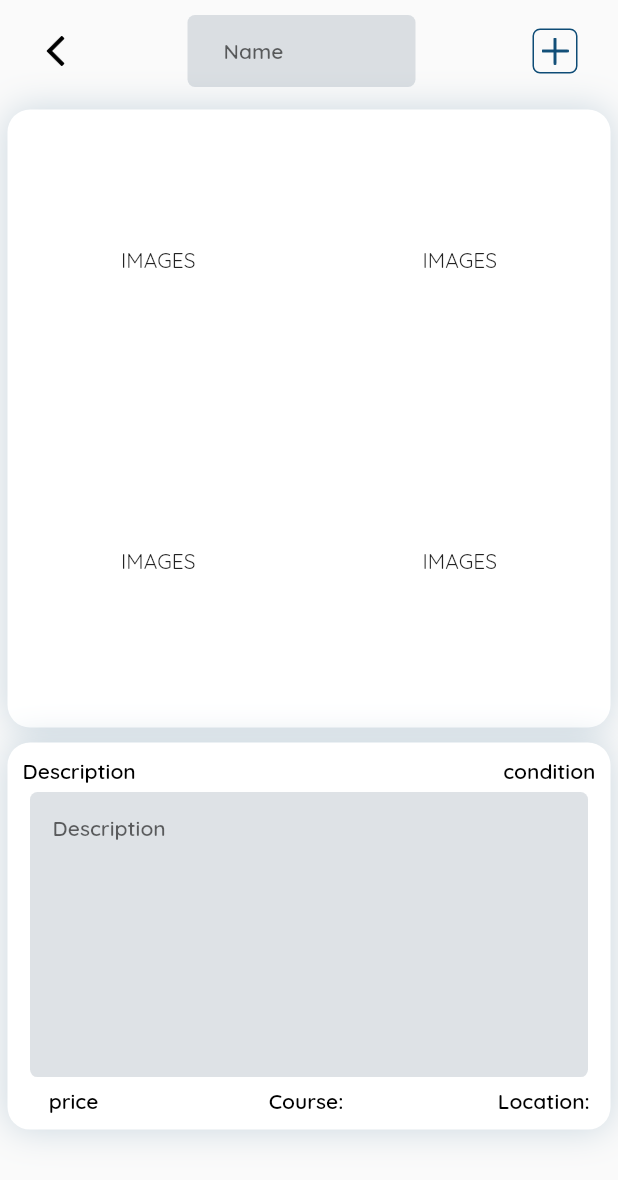
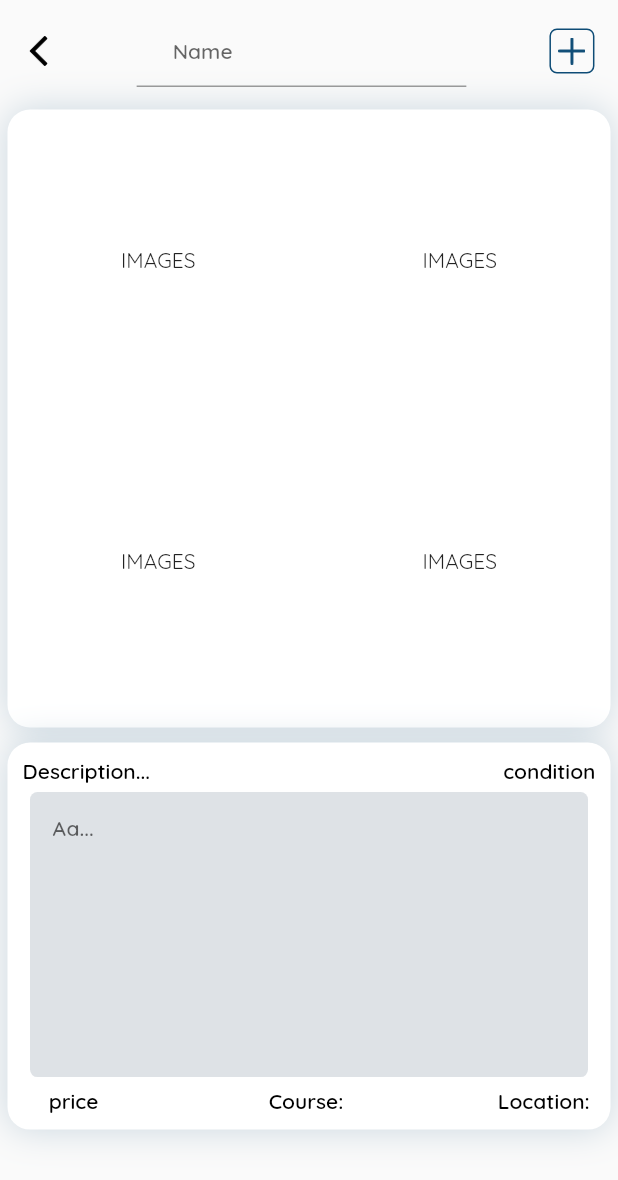
Before and after one commit to l-thatcher/Biblio, a Flutter app: the NewPostpage screen opened directly, on a phone screen of 412 x 824 dp. Shown: the top 1180 px of the screen. Run offline on Flutter 3.47's test engine with Material 2 defaults, Android fonts, the phone set to English and light mode, and no system bars; our stand-ins replace cloud_firestore, firebase_auth, firebase_core, flutter_keyboard_visibility, google_fonts, google_sign_in; missing offline and left inert: flutter_facebook_auth, twitter_login; accounts and stored records are empty; generated files the repository leaves out were written again.

Commit message:
more of the same

```diff
--- a/lib/screens/new_post_page.dart
+++ b/lib/screens/new_post_page.dart
@@ -48,8 +48,8 @@ class _NewPostpageState extends State<NewPostpage> {
                           ),
                         ),
                         Container(
-                          width: 200,
-                            child: CustomInput(text: "Name", primaryInput: true,)
+                          width: MediaQuery.of(context).size.width * 0.65,
+                            child: CustomInput(text: "Name",)
                         ),
                         Container(
                             padding: EdgeInsets.all(5),
@@ -124,7 +124,7 @@ class _NewPostpageState extends State<NewPostpage> {
                                     child: Column(
                                       crossAxisAlignment: CrossAxisAlignment.start,
                                       children: [
-                                        Text("Description", style: constants.regularText,),
+                                        Text("Description...", style: constants.regularText,),
                                         Expanded(
                                           child: Container(
                                             decoration: BoxDecoration(
@@ -145,7 +145,7 @@ class _NewPostpageState extends State<NewPostpage> {
                                               child: TextField(
                                                 decoration: InputDecoration(
                                                   border: InputBorder.none,
-                                                  hintText: "Description",
+                                                  hintText: "Aa...",
                                                 ),
                                                 style: constants.regularText,
                                               ),
--- a/lib/screens/pages/search_page.dart
+++ b/lib/screens/pages/search_page.dart
@@ -65,7 +65,10 @@ class Searchpage extends StatelessWidget {
                       children: [
                         Container(
                             decoration: BoxDecoration(
-                              borderRadius: BorderRadius.all(Radius.circular(15)),
+                              borderRadius: BorderRadius.only(
+                                topRight: Radius.circular(15),
+                                topLeft: Radius.circular(15),
+                              ),
                               color: Theme.of(context).colorScheme.secondary.withOpacity(0.3),
                             ),
                             width: double.infinity,
--- a/lib/screens/pages/user_listings_page.dart
+++ b/lib/screens/pages/user_listings_page.dart
@@ -77,7 +77,10 @@ class UserListingsPage extends StatelessWidget {
                         children: [
                           Container(
                               decoration: BoxDecoration(
-                                borderRadius: BorderRadius.all(Radius.circular(15)),
+                                borderRadius: BorderRadius.only(
+                                  topRight: Radius.circular(15),
+                                  topLeft: Radius.circular(15),
+                                ),
                                 color: Theme.of(context).colorScheme.secondary.withOpacity(0.3),
                               ),
                               width: double.infinity,
```
